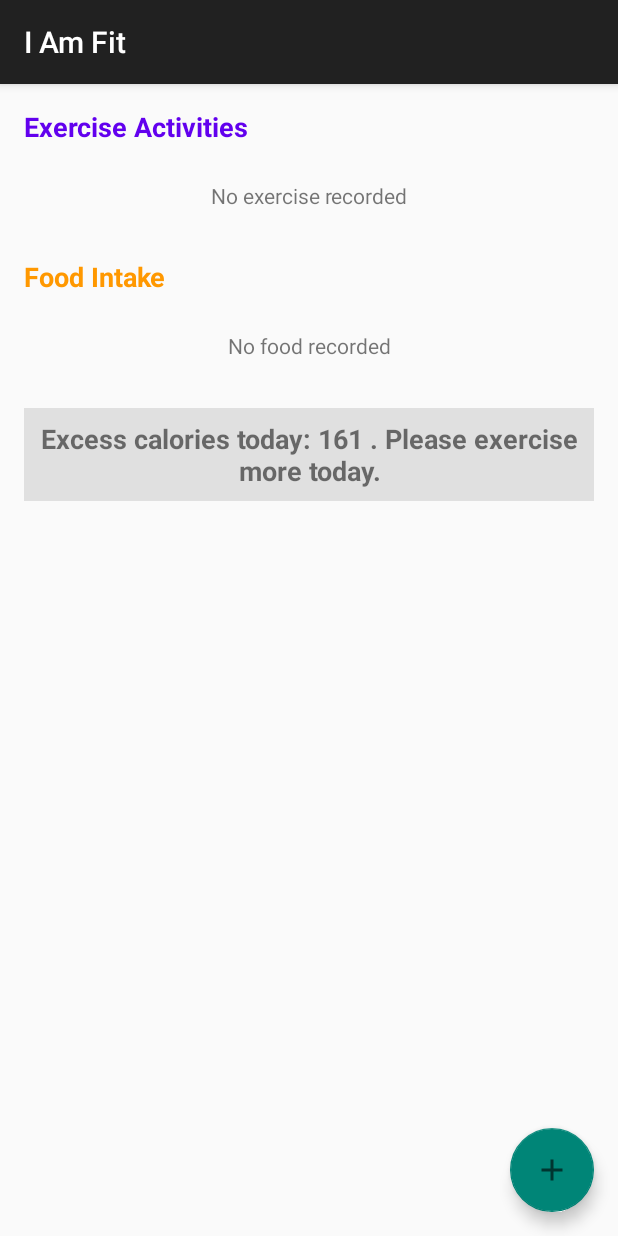
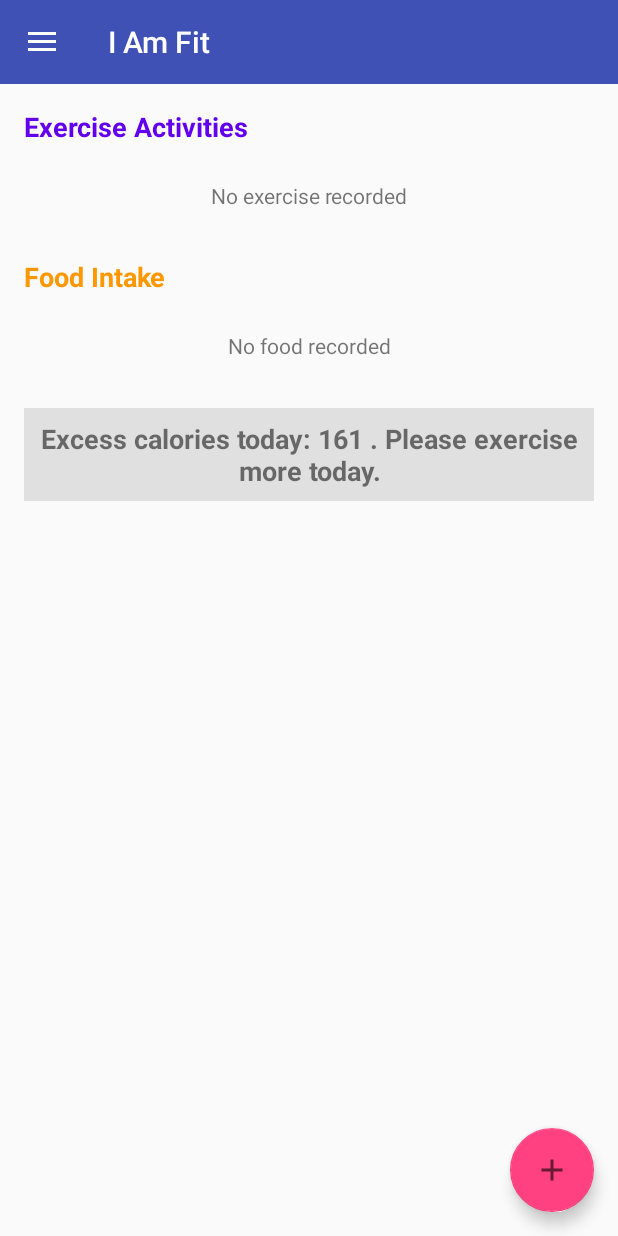
Before and after one commit to nidhinishad21/I-Am-Fit, an Android app built with Jetpack Compose: the MainContentActivity screen opened directly, with no data from a screen before it, on a phone screen of 412 x 824 dp. Run offline under Robolectric (Android 15) with nearby library versions, the phone set to English and light mode, and no system bars; 2 statements that could not run were skipped.

Commit message:
Added nav drawer and history activity init

```diff
--- a/app/src/main/java/com/example/iamfit/AddActivityActivity.java
+++ b/app/src/main/java/com/example/iamfit/AddActivityActivity.java
@@ -29,7 +29,7 @@ import java.util.HashMap;
 import java.util.Locale;
 import java.util.Map;
 
-public class AddActivityActivity extends AppCompatActivity {
+public class AddActivityActivity extends BaseActivity {
 
     private static final String API_KEY = "aAggs2us0amxj/9TqfYrAQ==lhAc8lzH7kXFAJjs";
     private static final String API_NINJA_API_KEY = "aAggs2us0amxj/9TqfYrAQ==SUnGUB4272TsIMf8";
@@ -50,6 +50,7 @@ public class AddActivityActivity extends AppCompatActivity {
     protected void onCreate(Bundle savedInstanceState) {
         super.onCreate(savedInstanceState);
         setContentView(R.layout.activity_add_activity);
+        onCreateDrawer();
 
         dbHelper = new UserDetailsDatabaseHelper(this);
 
--- /dev/null
+++ b/app/src/main/java/com/example/iamfit/BaseActivity.java
@@ -0,0 +1,66 @@
+package com.example.iamfit;
+
+import android.content.Intent;
+import android.os.Bundle;
+import android.view.MenuItem;
+import androidx.annotation.NonNull;
+import androidx.appcompat.app.ActionBarDrawerToggle;
+import androidx.appcompat.app.AppCompatActivity;
+import androidx.appcompat.widget.Toolbar;
+import androidx.core.view.GravityCompat;
+import androidx.drawerlayout.widget.DrawerLayout;
+
+import com.google.android.material.navigation.NavigationView;
+
+public abstract class BaseActivity extends AppCompatActivity implements NavigationView.OnNavigationItemSelectedListener {
+
+    protected DrawerLayout drawer;
+
+    @Override
+    protected void onCreate(Bundle savedInstanceState) {
+        super.onCreate(savedInstanceState);
+    }
+
+    protected void onCreateDrawer() {
+        Toolbar toolbar = findViewById(R.id.toolbar);
+        setSupportActionBar(toolbar);
+
+        drawer = findViewById(R.id.drawer_layout);
+        NavigationView navigationView = findViewById(R.id.nav_view);
+        navigationView.setNavigationItemSelectedListener(this);
+
+        ActionBarDrawerToggle toggle = new ActionBarDrawerToggle(
+                this, drawer, toolbar, R.string.navigation_drawer_open, R.string.navigation_drawer_close);
+        drawer.addDrawerListener(toggle);
+        toggle.syncState();
+    }
+
+    @Override
+    public boolean onNavigationItemSelected(@NonNull MenuItem item) {
+        int id = item.getItemId();
+
+        if (id == R.id.nav_home) {
+            if (!(this instanceof MainContentActivity)) {
+                startActivity(new Intent(this, MainContentActivity.class));
+                finish();
+            }
+        } else if (id == R.id.nav_history) {
+            if (!(this instanceof HistoryActivity)) {
+                startActivity(new Intent(this, HistoryActivity.class));
+                finish();
+            }
+        }
+
+        drawer.closeDrawer(GravityCompat.START);
+        return true;
+    }
+
+    @Override
+    public void onBackPressed() {
+        if (drawer.isDrawerOpen(GravityCompat.START)) {
+            drawer.closeDrawer(GravityCompat.START);
+        } else {
+            super.onBackPressed();
+        }
+    }
+}
--- a/app/src/main/java/com/example/iamfit/MainContentActivity.java
+++ b/app/src/main/java/com/example/iamfit/MainContentActivity.java
@@ -3,15 +3,23 @@ package com.example.iamfit;
 import android.content.Intent;
 import android.os.Bundle;
 import android.view.LayoutInflater;
+import android.view.MenuItem;
 import android.view.View;
 import android.view.ViewGroup;
 import android.widget.TextView;
 
+import androidx.annotation.NonNull;
+import androidx.appcompat.widget.Toolbar;
+
+import androidx.appcompat.app.ActionBarDrawerToggle;
 import androidx.appcompat.app.AppCompatActivity;
+import androidx.core.view.GravityCompat;
+import androidx.drawerlayout.widget.DrawerLayout;
 import androidx.recyclerview.widget.LinearLayoutManager;
 import androidx.recyclerview.widget.RecyclerView;
 
 import com.google.android.material.floatingactionbutton.FloatingActionButton;
+import com.google.android.material.navigation.NavigationView;
 
 import java.text.SimpleDateFormat;
 import java.util.Calendar;
@@ -19,8 +27,9 @@ import java.util.Date;
 import java.util.List;
 import java.util.Locale;
 
-public class MainContentActivity extends AppCompatActivity {
+public class MainContentActivity extends BaseActivity {
 
+    private DrawerLayout drawer;
     private RecyclerView exerciseRecyclerView;
     private RecyclerView foodRecyclerView;
     private TextView totalCaloriesTextView;
@@ -32,6 +41,7 @@ public class MainContentActivity extends AppCompatActivity {
     protected void onCreate(Bundle savedInstanceState) {
         super.onCreate(savedInstanceState);
         setContentView(R.layout.activity_main_content);
+        onCreateDrawer();
 
         dbHelper = new UserDetailsDatabaseHelper(this);
 
--- /dev/null
+++ b/app/src/main/res/drawable/ic_history.xml
@@ -0,0 +1,9 @@
+<vector xmlns:android="http://schemas.android.com/apk/res/android"
+    android:width="24dp"
+    android:height="24dp"
+    android:viewportWidth="24.0"
+    android:viewportHeight="24.0">
+    <path
+        android:fillColor="#FF000000"
+        android:pathData="M13,3c-4.97,0 -9,4.03 -9,9L1,12l3.89,3.89 0.07,0.14L9,12L6,12c0,-3.87 3.13,-7 7,-7s7,3.13 7,7 -3.13,7 -7,7c-1.93,0 -3.68,-0.79 -4.94,-2.06l-1.42,1.42C8.27,19.99 10.51,21 13,21c4.97,0 9,-4.03 9,-9s-4.03,-9 -9,-9zM12,8v5l4.28,2.54 0.72,-1.21 -3.5,-2.08L13.5,8L12,8z"/>
+</vector>
--- /dev/null
+++ b/app/src/main/res/drawable/ic_home.xml
@@ -0,0 +1,9 @@
+<vector xmlns:android="http://schemas.android.com/apk/res/android"
+    android:width="24dp"
+    android:height="24dp"
+    android:viewportWidth="24.0"
+    android:viewportHeight="24.0">
+    <path
+        android:fillColor="#FF000000"
+        android:pathData="M10,20v-6h4v6h5v-8h3L12,3 2,12h3v8z"/>
+</vector>
--- a/app/src/main/res/layout/activity_main_content.xml
+++ b/app/src/main/res/layout/activity_main_content.xml
@@ -1,7 +1,28 @@
 <?xml version="1.0" encoding="utf-8"?>
-<androidx.coordinatorlayout.widget.CoordinatorLayout
+<androidx.drawerlayout.widget.DrawerLayout
     xmlns:android="http://schemas.android.com/apk/res/android"
     xmlns:app="http://schemas.android.com/apk/res-auto"
+    xmlns:tools="http://schemas.android.com/tools"
+    android:id="@+id/drawer_layout"
+    android:layout_width="match_parent"
+    android:layout_height="match_parent"
+    android:fitsSystemWindows="true"
+    tools:openDrawer="start">
+
+    <LinearLayout
+        android:layout_width="match_parent"
+        android:layout_height="match_parent"
+        android:orientation="vertical">
+
+        <androidx.appcompat.widget.Toolbar
+            android:id="@+id/toolbar"
+            android:layout_width="match_parent"
+            android:layout_height="?attr/actionBarSize"
+            android:background="?attr/colorPrimary"
+            android:theme="@style/ThemeOverlay.AppCompat.Dark.ActionBar"
+            app:popupTheme="@style/ThemeOverlay.AppCompat.Light" />
+
+        <androidx.coordinatorlayout.widget.CoordinatorLayout
             android:layout_width="match_parent"
             android:layout_height="match_parent">
 
@@ -18,7 +39,7 @@
                     <TextView
                         android:layout_width="wrap_content"
                         android:layout_height="wrap_content"
-                android:text="Exercise Activities"
+                        android:text="@string/exercise_activities"
                         android:textSize="18sp"
                         android:textStyle="bold"
                         android:textColor="#6200EE"
@@ -34,7 +55,7 @@
                         android:id="@+id/noExerciseTextView"
                         android:layout_width="match_parent"
                         android:layout_height="wrap_content"
-                android:text="No exercise recorded"
+                        android:text="@string/no_exercise_recorded"
                         android:textAlignment="center"
                         android:padding="16dp"
                         android:visibility="gone"/>
@@ -42,7 +63,7 @@
                     <TextView
                         android:layout_width="wrap_content"
                         android:layout_height="wrap_content"
-                android:text="Food Intake"
+                        android:text="@string/food_intake"
                         android:textSize="18sp"
                         android:textStyle="bold"
                         android:textColor="#FF9800"
@@ -59,7 +80,7 @@
                         android:id="@+id/noFoodTextView"
                         android:layout_width="match_parent"
                         android:layout_height="wrap_content"
-                android:text="No food recorded"
+                        android:text="@string/no_food_recorded"
                         android:textAlignment="center"
                         android:padding="16dp"
                         android:visibility="gone"/>
@@ -72,7 +93,7 @@
                         android:textSize="18sp"
                         android:textStyle="bold"
                         android:gravity="center"
-                android:text="Calorie Summary"
+                        android:text="@string/calorie_summary"
                         android:background="#E0E0E0"
                         android:padding="8dp"/>
 
@@ -89,3 +110,16 @@
                 app:fabSize="normal"/>
 
         </androidx.coordinatorlayout.widget.CoordinatorLayout>
+
+    </LinearLayout>
+
+    <com.google.android.material.navigation.NavigationView
+        android:id="@+id/nav_view"
+        android:layout_width="wrap_content"
+        android:layout_height="match_parent"
+        android:layout_gravity="start"
+        android:fitsSystemWindows="true"
+        app:headerLayout="@layout/nav_header"
+        app:menu="@menu/drawer_menu" />
+
+</androidx.drawerlayout.widget.DrawerLayout>
--- /dev/null
+++ b/app/src/main/res/menu/drawer_menu.xml
@@ -0,0 +1,16 @@
+<?xml version="1.0" encoding="utf-8"?>
+<menu xmlns:android="http://schemas.android.com/apk/res/android"
+    xmlns:tools="http://schemas.android.com/tools"
+    tools:showIn="navigation_view">
+
+    <group android:checkableBehavior="single">
+        <item
+            android:id="@+id/nav_home"
+            android:icon="@drawable/ic_home"
+            android:title="Home" />
+        <item
+            android:id="@+id/nav_history"
+            android:icon="@drawable/ic_history"
+            android:title="History" />
+    </group>
+</menu>
--- a/app/src/main/res/values/strings.xml
+++ b/app/src/main/res/values/strings.xml
@@ -1,3 +1,19 @@
 <resources>
     <string name="app_name">I Am Fit</string>
+
+    <!-- Navigation Drawer -->
+    <string name="navigation_drawer_open">Open navigation drawer</string>
+    <string name="navigation_drawer_close">Close navigation drawer</string>
+
+    <!-- Menu Items -->
+    <string name="menu_home">Home</string>
+    <string name="menu_history">History</string>
+
+    <!-- Other strings -->
+    <string name="no_exercise_recorded">No exercise recorded</string>
+    <string name="no_food_recorded">No food recorded</string>
+    <string name="exercise_activities">Exercise Activities</string>
+    <string name="food_intake">Food Intake</string>
+    <string name="calorie_summary">Calorie Summary</string>
+
 </resources>
--- a/app/src/main/res/values/styles.xml
+++ b/app/src/main/res/values/styles.xml
@@ -1,7 +1,7 @@
 <?xml version="1.0" encoding="utf-8"?>
 <resources>
     <!-- Base application theme. -->
-    <style name="AppTheme" parent="Theme.AppCompat.DayNight.DarkActionBar">
+    <style name="AppTheme" parent="Theme.AppCompat.Light.NoActionBar">
         <!-- Customize your theme here. -->
         <item name="colorPrimary">@color/colorPrimary</item>
         <item name="colorPrimaryDark">@color/colorPrimaryDark</item>
```
Also changed, not shown: app/src/main/AndroidManifest.xml (+9 -4 lines), app/src/main/java/com/example/iamfit/HistoryActivity.java (added, +15 -0 lines), app/src/main/res/layout/activity_add_activity.xml (+40 -1 lines), app/src/main/res/layout/activity_history.xml (added, +51 -0 lines), app/src/main/res/layout/nav_header.xml (added, +23 -0 lines). Lines whose indentation alone changed are shown as unchanged.
